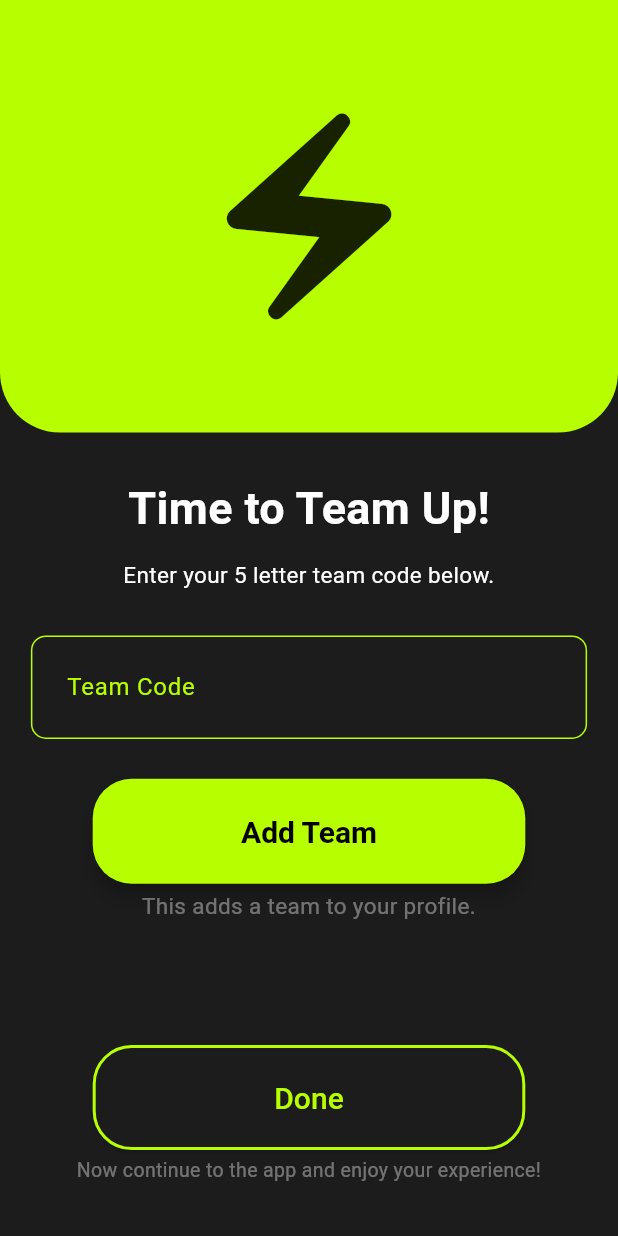
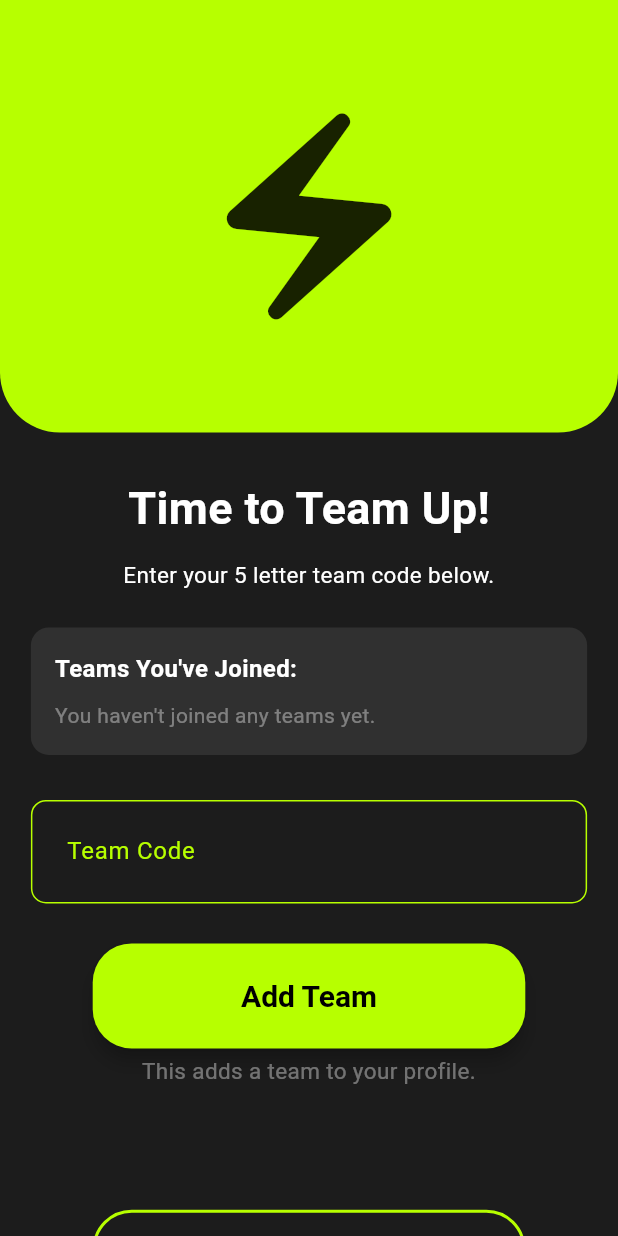
Before and after one commit to AugustanaCSC490Spring2025/Stryke, a Flutter app: the TeamInputScreen screen opened directly, on a phone screen of 412 x 824 dp. Run offline on Flutter 3.47's test engine with Material 3 defaults, Android fonts, the phone set to English and light mode, and no system bars; our stand-ins replace cloud_firestore, firebase_auth, firebase_core, firebase_messaging, fl_chart, geolocator and 3 more; accounts and stored records are empty; network calls fail.

Commit message:
added visual for joined teams in the join team screen

```diff
--- a/stryke_main/lib/screens/intro/views/team_input.dart
+++ b/stryke_main/lib/screens/intro/views/team_input.dart
@@ -1,3 +1,4 @@
+import 'package:cloud_firestore/cloud_firestore.dart';
 import 'package:firebase_auth/firebase_auth.dart';
 import 'package:flutter/material.dart';
 import '../../../components/my_text_field.dart';
@@ -18,6 +19,34 @@ class _TeamInputScreenState extends State<TeamInputScreen> {
   final user = FirebaseAuth.instance.currentUser;
 
   String? _errorMsg;
+  List<String> joinedTeamCodes = [];
+
+  @override
+  void initState() {
+    super.initState();
+    _loadJoinedTeams();
+  }
+
+  Future<void> _loadJoinedTeams() async {
+    if (user == null) return;
+
+    try {
+      DocumentSnapshot userDoc = await FirebaseFirestore.instance
+          .collection('users')
+          .doc(user!.uid)
+          .get();
+
+      final data = userDoc.data() as Map<String, dynamic>?;
+
+      if (data != null && data['team_IDs'] != null) {
+        setState(() {
+          joinedTeamCodes = List<String>.from(data['team_IDs']);
+        });
+      }
+    } catch (e) {
+      print('Error loading team IDs: $e');
+    }
+  }
 
   @override
   Widget build(BuildContext context) {
@@ -65,6 +94,47 @@ class _TeamInputScreenState extends State<TeamInputScreen> {
                     style: TextStyle(
                       fontSize: 15,
                       color: Colors.white,
+                    ),
+                  ),
+                  verticalSpacing(screenHeight * .03),
+
+                  // ✅ Joined teams box
+                  Container(
+                    width: double.infinity,
+                    padding: const EdgeInsets.all(16),
+                    decoration: BoxDecoration(
+                      color: const Color(0xFF303030),
+                      borderRadius: BorderRadius.circular(12),
+                    ),
+                    child: Column(
+                      crossAxisAlignment: CrossAxisAlignment.start,
+                      children: [
+                        const Text(
+                          "Teams You've Joined:",
+                          style: TextStyle(
+                            color: Colors.white,
+                            fontSize: 16,
+                            fontWeight: FontWeight.bold,
+                          ),
+                        ),
+                        const SizedBox(height: 10),
+                        if (joinedTeamCodes.isEmpty)
+                          const Text(
+                            "You haven't joined any teams yet.",
+                            style: TextStyle(color: Colors.white38),
+                          )
+                        else
+                          ...joinedTeamCodes.map(
+                            (team) => Padding(
+                              padding: const EdgeInsets.symmetric(vertical: 4),
+                              child: Text(
+                                team,
+                                style: const TextStyle(
+                                    color: Colors.white70, fontSize: 14),
+                              ),
+                            ),
+                          ),
+                      ],
                     ),
                   ),
                 ],
@@ -119,10 +189,8 @@ class _TeamInputScreenState extends State<TeamInputScreen> {
                     Column(
                       mainAxisAlignment: MainAxisAlignment.spaceBetween,
                       children: [
-                        // Add Team Button at the top
                         Padding(
                           padding: EdgeInsets.only(top: screenHeight * .025),
-                          // adjust as needed
                           child: SizedBox(
                             width: screenWidth * 0.7,
                             height: 70,
@@ -139,7 +207,6 @@ class _TeamInputScreenState extends State<TeamInputScreen> {
                                   },
                                 );
 
-                                // Show success snackbar if there was no error
                                 if (_errorMsg == null || _errorMsg!.isEmpty) {
                                   ScaffoldMessenger.of(context).showSnackBar(
                                     const SnackBar(
@@ -148,6 +215,8 @@ class _TeamInputScreenState extends State<TeamInputScreen> {
                                       behavior: SnackBarBehavior.floating,
                                     ),
                                   );
+                                  _teamKeyController.clear();
+                                  await _loadJoinedTeams(); // ✅ refresh list
                                 }
                               },
                               style: ButtonStyles.colorButton(
@@ -160,7 +229,6 @@ class _TeamInputScreenState extends State<TeamInputScreen> {
                             ),
                           ),
                         ),
-
                         verticalSpacing(screenHeight * .005),
                         Text(
                           "This adds a team to your profile.",
@@ -170,11 +238,8 @@ class _TeamInputScreenState extends State<TeamInputScreen> {
                           ),
                           textAlign: TextAlign.center,
                         ),
-
-                        // Done Button at the very bottom
                         Padding(
                           padding: EdgeInsets.only(top: screenHeight * .1),
-                          // adjust as needed
                           child: SizedBox(
                             width: screenWidth * 0.7,
                             height: 70,
```
